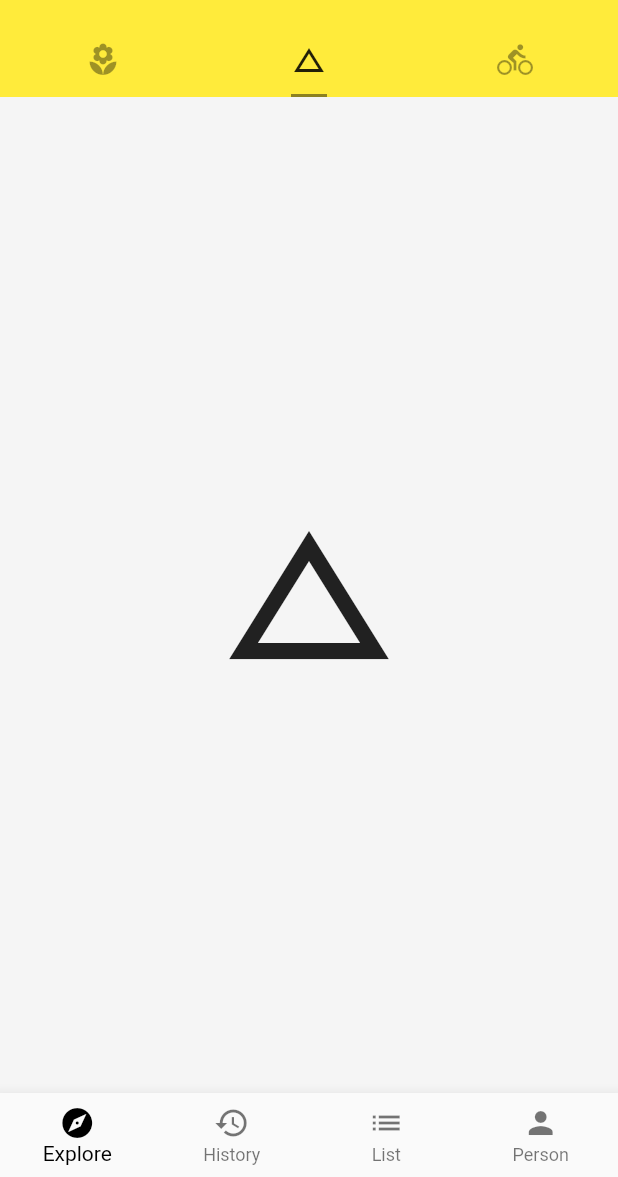
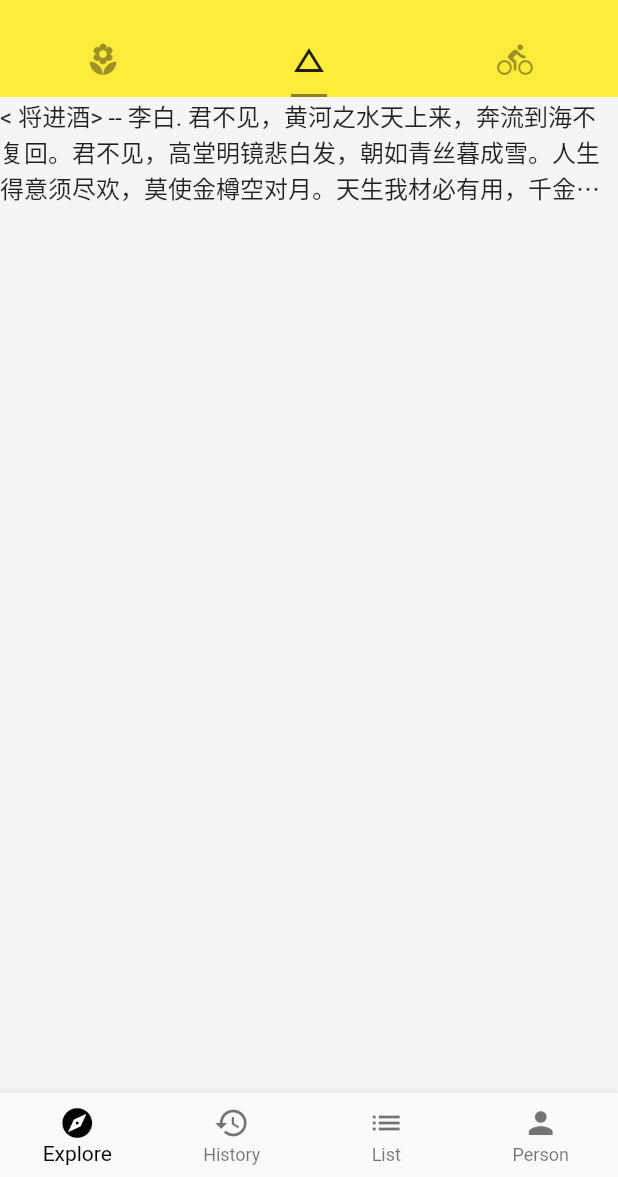
Before and after one commit to sperains/rains_flutter, a Flutter app: the screen it shows after launch, tab 2 chosen, on a phone screen of 412 x 824 dp, the part 59-1236 px from its top. Run offline on Flutter 3.47's test engine with Material 2 defaults, Android fonts, the phone set to English and light mode, and no system bars; network calls fail.

Commit message:
基础组件 text

```diff
--- /dev/null
+++ b/lib/demo/basic_demo.dart
@@ -0,0 +1,24 @@
+import 'package:flutter/material.dart';
+
+
+class BasicDemo extends StatelessWidget {
+
+  final TextStyle _textStyle = TextStyle(
+    fontSize: 16
+  );
+
+  final String _author = '李白';
+  final String _title = '将进酒';
+
+  @override
+  Widget build(BuildContext context) {
+    return Container(
+      child: Text("< $_title> -- $_author. 君不见，黄河之水天上来，奔流到海不复回。君不见，高堂明镜悲白发，朝如青丝暮成雪。人生得意须尽欢，莫使金樽空对月。天生我材必有用，千金散尽还复来。烹羊宰牛且为乐，会须一饮三百杯。岑夫子，丹丘生，将进酒，杯莫停。与君歌一曲，请君为我倾耳听。钟鼓馔玉不足贵，但愿长醉不复醒。古来圣贤皆寂寞，惟有饮者留其名。陈王昔时宴平乐，斗酒十千恣欢谑。主人何为言少钱，径须沽取对君酌。五花马，千金裘，呼儿将出换美酒，与尔同销万古愁。",
+        textAlign: TextAlign.left,
+        style: _textStyle,
+        maxLines: 3,
+        overflow: TextOverflow.ellipsis,
+      ),
+    );
+  }
+}
--- a/lib/main.dart
+++ b/lib/main.dart
@@ -1,4 +1,5 @@
 import 'package:flutter/material.dart';
+import 'package:rains_flutter/demo/basic_demo.dart';
 import 'package:rains_flutter/demo/bottom_navigation_bar_demo.dart';
 import 'package:rains_flutter/demo/list_view_demo.dart';
 
@@ -57,7 +58,8 @@ class Home extends StatelessWidget {
         body: TabBarView(
           children: <Widget>[
             ListViewDemo(),
-            Icon(Icons.change_history, size: 128,),
+            // Icon(Icons.change_history, size: 128,),
+            BasicDemo(),
             Icon(Icons.directions_bike, size: 128,),
           ],
         ),
```
